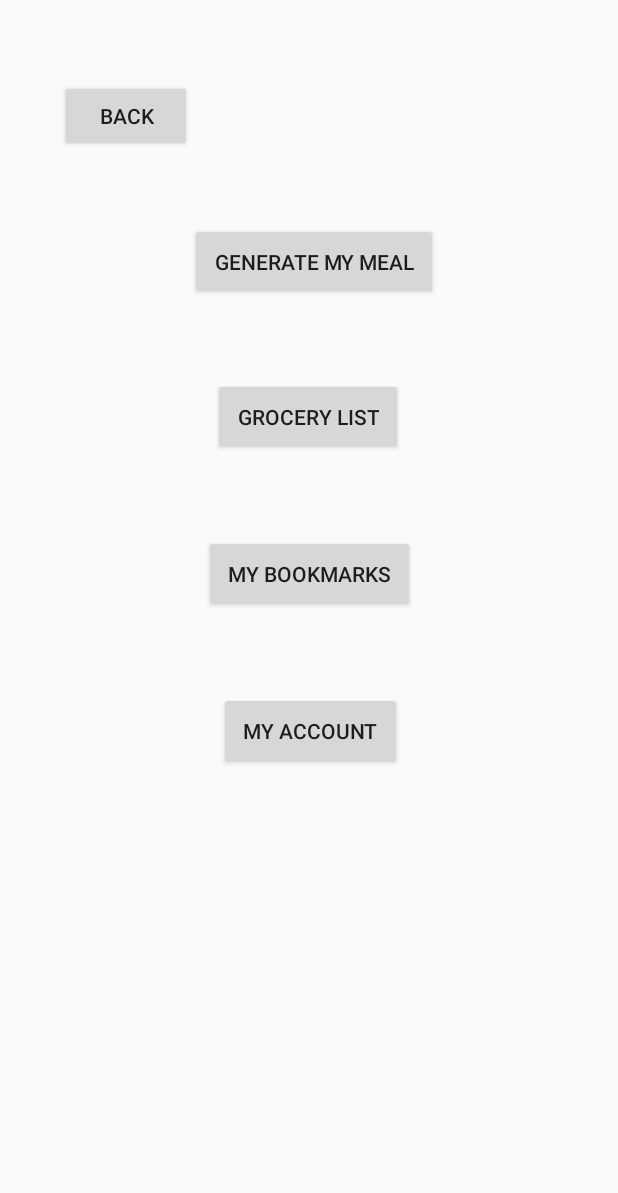
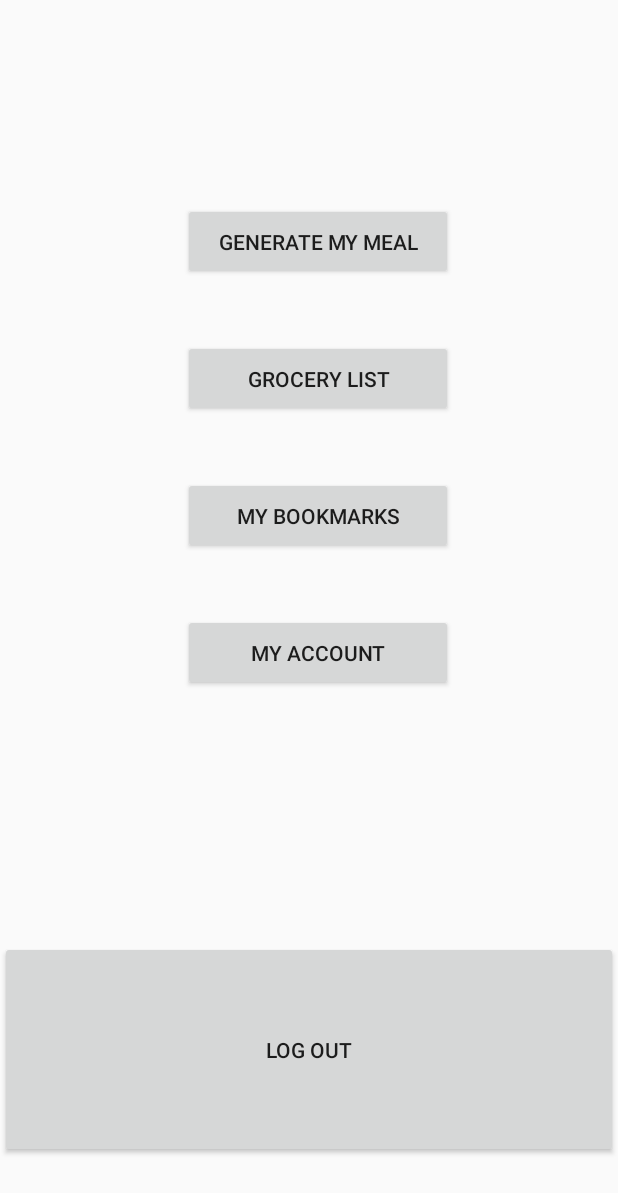
Before and after one commit to IanTDuncan/MealTime, an Android app built with Jetpack Compose: the MainMenuActivity screen opened directly, with no data from a screen before it, on a phone screen of 412 x 824 dp. Shown: the top 1193 px of the screen. Run offline under Robolectric (Android 15) with nearby library versions, the phone set to English and light mode, and no system bars; 1 statement that could not run was skipped.

Commit message:
Button changes

```diff
--- a/MealTime1/app/src/main/res/layout/activity_login.xml
+++ b/MealTime1/app/src/main/res/layout/activity_login.xml
@@ -45,7 +45,7 @@
 
     <Button
         android:id="@+id/buttonLogin"
-        android:layout_width="178dp"
+        android:layout_width="180dp"
         android:layout_height="wrap_content"
         android:layout_alignWithParentIfMissing="false"
         android:layout_below="@id/editTextPassword"
--- a/MealTime1/app/src/main/res/layout/main_menu_activity.xml
+++ b/MealTime1/app/src/main/res/layout/main_menu_activity.xml
@@ -17,66 +17,68 @@
 
     <!-- Button: My Bookmarks -->
 
+    <!-- Button: My Account -->
+
     <Button
-        android:id="@+id/buttonBack"
-        android:layout_width="wrap_content"
+        android:id="@+id/logOutButton"
+        android:layout_width="match_parent"
         android:layout_height="wrap_content"
         android:layout_alignParentStart="true"
         android:layout_alignParentTop="true"
-        android:layout_marginStart="40dp"
-        android:layout_marginTop="53dp"
-        android:text="Back" />
-
-    <!-- Button: My Account -->
+        android:layout_alignParentBottom="true"
+        android:layout_marginStart="0dp"
+        android:layout_marginTop="627dp"
+        android:layout_marginBottom="52dp"
+        android:text="Log Out" />
 
     <Button
         android:id="@+id/buttonGenerateMeal"
-        android:layout_width="wrap_content"
+        android:layout_width="180dp"
         android:layout_height="wrap_content"
-        android:layout_below="@+id/buttonBack"
+        android:layout_alignParentTop="true"
         android:layout_alignParentEnd="true"
         android:layout_centerHorizontal="true"
-        android:layout_marginTop="47dp"
-        android:layout_marginEnd="120dp"
+        android:layout_marginTop="135dp"
+        android:layout_marginEnd="110dp"
         android:layout_marginBottom="20dp"
         android:padding="16dp"
         android:text="Generate My Meal" />
 
     <Button
         android:id="@+id/buttonGroceryList"
-        android:layout_width="wrap_content"
+        android:layout_width="180dp"
         android:layout_height="wrap_content"
         android:layout_below="@id/buttonGenerateMeal"
         android:layout_alignParentEnd="true"
         android:layout_centerInParent="true"
-        android:layout_marginTop="32dp"
-        android:layout_marginEnd="143dp"
+        android:layout_marginTop="20dp"
+        android:layout_marginEnd="110dp"
         android:layout_marginBottom="20dp"
         android:padding="16dp"
         android:text="Grocery List" />
 
     <Button
         android:id="@+id/buttonMyBookmarks"
-        android:layout_width="wrap_content"
+        android:layout_width="180dp"
         android:layout_height="wrap_content"
         android:layout_below="@id/buttonGroceryList"
         android:layout_alignParentEnd="true"
         android:layout_centerInParent="true"
-        android:layout_marginTop="33dp"
-        android:layout_marginEnd="135dp"
+        android:layout_marginTop="20dp"
+        android:layout_marginEnd="110dp"
         android:layout_marginBottom="20dp"
         android:padding="16dp"
         android:text="My Bookmarks" />
 
     <Button
         android:id="@+id/buttonMyAccount"
-        android:layout_width="wrap_content"
+        android:layout_width="180dp"
         android:layout_height="wrap_content"
         android:layout_below="@+id/buttonMyBookmarks"
         android:layout_alignParentEnd="true"
         android:layout_centerHorizontal="true"
-        android:layout_marginTop="33dp"
-        android:layout_marginEnd="144dp"
+        android:layout_marginTop="20dp"
+        android:layout_marginEnd="110dp"
         android:layout_marginBottom="20dp"
         android:padding="16dp"
         android:text="My Account" />
--- a/MealTime1/app/src/main/res/layout/registration_activity.xml
+++ b/MealTime1/app/src/main/res/layout/registration_activity.xml
@@ -29,18 +29,20 @@
 
     <Button
         android:id="@+id/buttonRegister"
-        android:layout_width="match_parent"
+        android:layout_width="180dp"
         android:layout_height="wrap_content"
         android:layout_below="@id/editTextNewPassword"
+        android:layout_centerHorizontal="true"
         android:layout_marginTop="71dp"
         android:text="Register" />
 
     <Button
         android:id="@+id/buttonBack"
-        android:layout_width="match_parent"
+        android:layout_width="180dp"
         android:layout_height="wrap_content"
         android:layout_below="@id/buttonRegister"
-        android:layout_marginTop="17dp"
+        android:layout_centerHorizontal="true"
+        android:layout_marginTop="22dp"
         android:text="Back" />
 
 </RelativeLayout>
```
